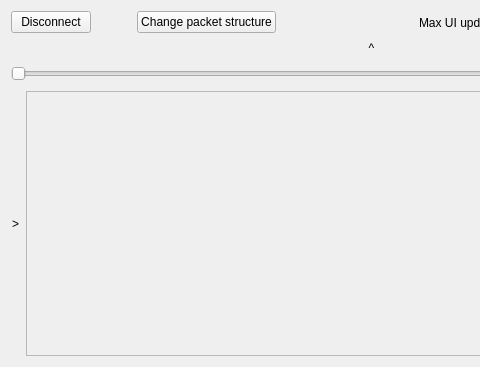
Above: src/LorrisAnalyzer/lorrisanalyzer.ui from Tasssadar/Lorris before the change; both pictures show x 0 to 480 and y 0 to 367 of the 743 by 367 pixel window. Below: the same form after it.
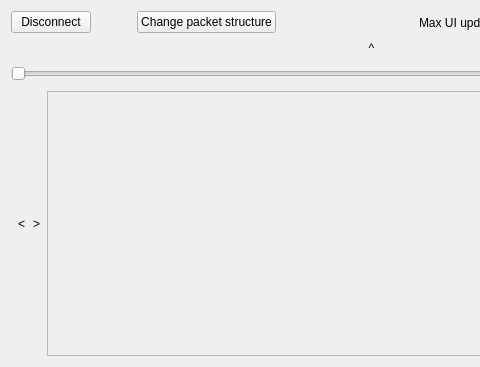
That is the form after the change. Custom widgets are drawn as their Qt base class.

```diff
--- a/src/LorrisAnalyzer/lorrisanalyzer.ui
+++ b/src/LorrisAnalyzer/lorrisanalyzer.ui
@@ -16,6 +16,12 @@
     <verstretch>0</verstretch>
    </sizepolicy>
   </property>
+  <property name="minimumSize">
+   <size>
+    <width>0</width>
+    <height>0</height>
+   </size>
+  </property>
   <property name="windowTitle">
    <string>Form</string>
   </property>
@@ -157,6 +163,41 @@
    </item>
    <item>
     <layout class="QHBoxLayout" name="bottomHLayout">
+     <item>
+      <widget class="Playback" name="playFrame">
+       <property name="minimumSize">
+        <size>
+         <width>0</width>
+         <height>0</height>
+        </size>
+       </property>
+       <property name="frameShape">
+        <enum>QFrame::StyledPanel</enum>
+       </property>
+       <property name="frameShadow">
+        <enum>QFrame::Sunken</enum>
+       </property>
+      </widget>
+     </item>
+     <item>
+      <widget class="QPushButton" name="collapseLeft">
+       <property name="sizePolicy">
+        <sizepolicy hsizetype="Fixed" vsizetype="Minimum">
+         <horstretch>0</horstretch>
+         <verstretch>0</verstretch>
+        </sizepolicy>
+       </property>
+       <property name="styleSheet">
+        <string notr="true">padding: 0</string>
+       </property>
+       <property name="text">
+        <string notr="true">&lt;</string>
+       </property>
+       <property name="flat">
+        <bool>true</bool>
+       </property>
+      </widget>
+     </item>
      <item>
       <widget class="QPushButton" name="collapseRight">
        <property name="sizePolicy">
@@ -188,8 +229,8 @@
            <rect>
             <x>0</x>
             <y>0</y>
-            <width>707</width>
-            <height>266</height>
+            <width>689</width>
+            <height>271</height>
            </rect>
           </property>
          </widget>
@@ -201,6 +242,14 @@
    </item>
   </layout>
  </widget>
+ <customwidgets>
+  <customwidget>
+   <class>Playback</class>
+   <extends>QFrame</extends>
+   <header location="global">playback.h</header>
+   <container>1</container>
+  </customwidget>
+ </customwidgets>
  <resources/>
  <connections/>
 </ui>
```
Left out of the diff: 3 changed lines with no effect on the pictures.
